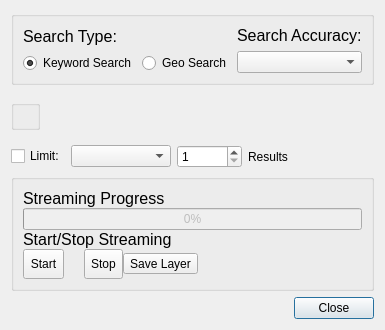
Above: gui/threading_master_dialog_base.ui from ale-cristofori/Qweetgis before the change. Below: the same form after it.
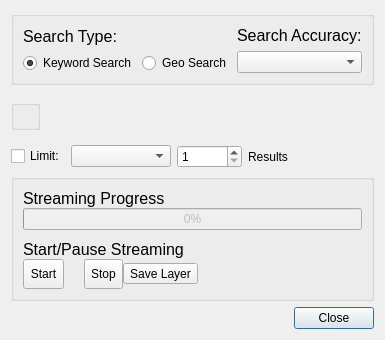
That is the form after the change. Icons and pictures are not drawn. Custom widgets are drawn as their Qt base class.

The edit to the form file:
```diff
--- a/gui/threading_master_dialog_base.ui
+++ b/gui/threading_master_dialog_base.ui
@@ -7,7 +7,7 @@
     <x>0</x>
     <y>0</y>
     <width>449</width>
-    <height>422</height>
+    <height>421</height>
    </rect>
   </property>
   <property name="sizePolicy">
@@ -357,6 +357,22 @@
           <property name="sizeConstraint">
            <enum>QLayout::SetFixedSize</enum>
           </property>
+          <item>
+           <spacer name="verticalSpacer">
+            <property name="orientation">
+             <enum>Qt::Vertical</enum>
+            </property>
+            <property name="sizeType">
+             <enum>QSizePolicy::Fixed</enum>
+            </property>
+            <property name="sizeHint" stdset="0">
+             <size>
+              <width>20</width>
+              <height>10</height>
+             </size>
+            </property>
+           </spacer>
+          </item>
           <item>
            <widget class="QLabel" name="label_10">
             <property name="font">
@@ -365,7 +381,7 @@
              </font>
             </property>
             <property name="text">
-             <string>Start/Stop Streaming</string>
+             <string>Start/Pause Streaming</string>
             </property>
            </widget>
           </item>
```
Left out of the diff: 4 changed lines with no effect on the pictures.
